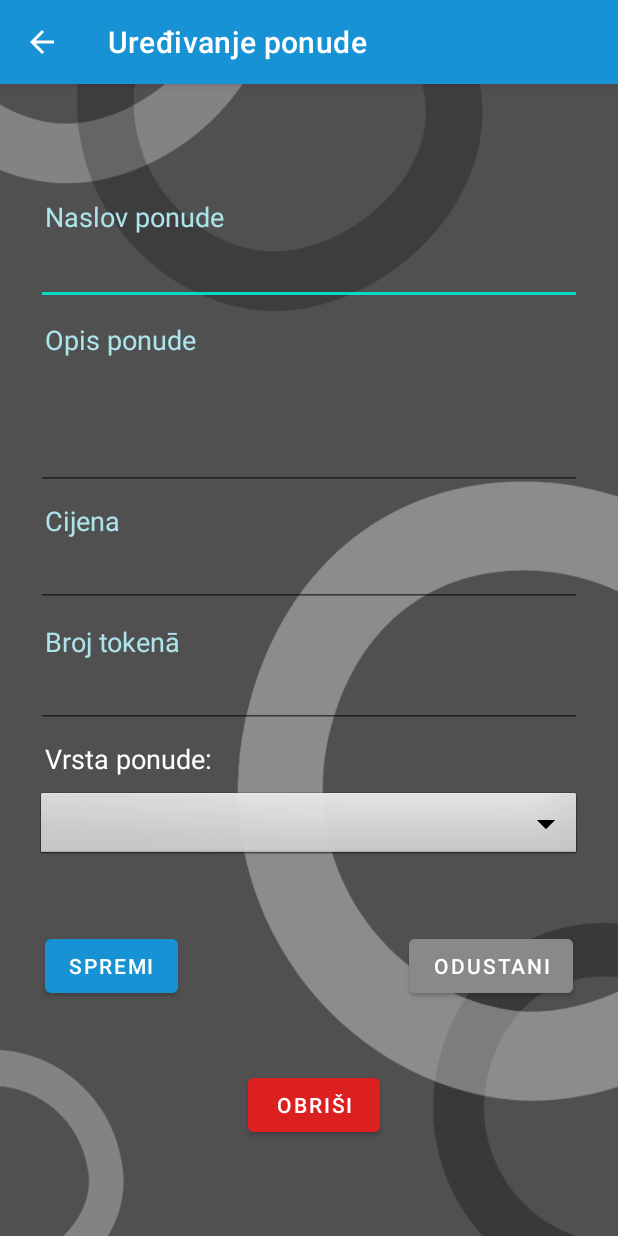
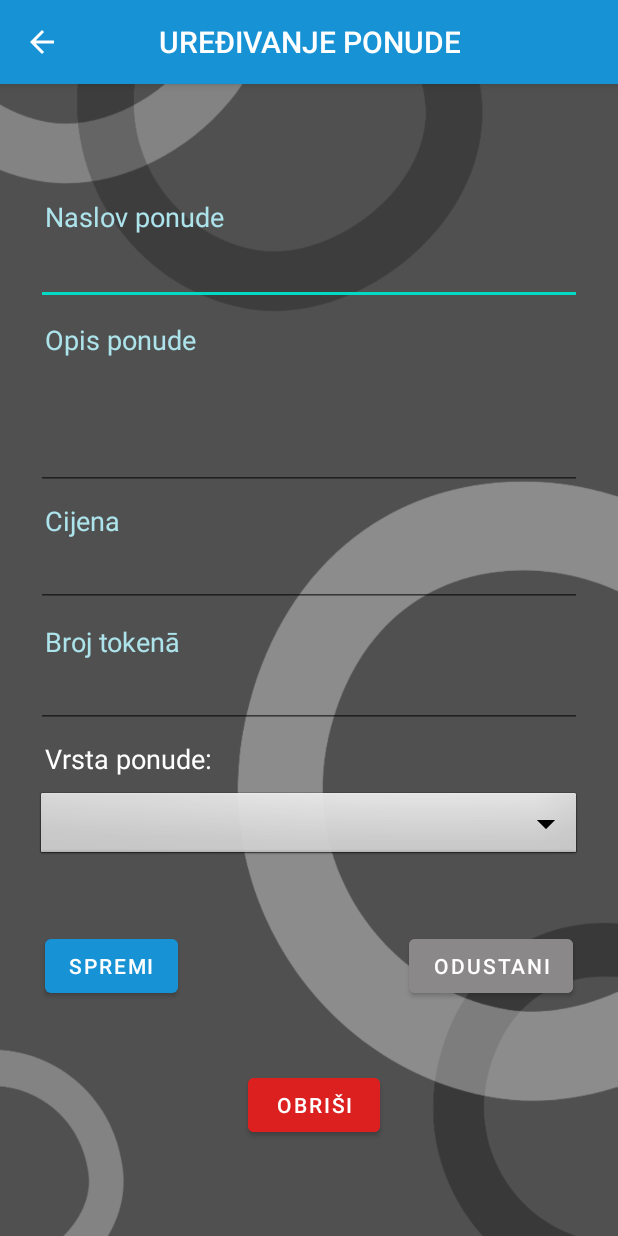
Before and after one commit to AIR-FOI-HR/AIR2006, an Android app: the OfferEditActivity screen opened directly, with no data from a screen before it, on a phone screen of 412 x 824 dp. Run offline under Robolectric (Android 15) with nearby library versions, the phone set to English and light mode, and no system bars; our stand-ins replace Volley; network calls fail; Roboto replaces fonts that are not available here; 5 statements that could not run were skipped.

Commit message:
Minor design fixes

```diff
--- a/MobilnaApp/app/src/main/AndroidManifest.xml
+++ b/MobilnaApp/app/src/main/AndroidManifest.xml
@@ -13,7 +13,7 @@
         android:roundIcon="@drawable/second_logo"
         android:supportsRtl="true"
         android:theme="@style/Theme.DrinkUp">
-        <activity android:name=".employee.EmployeeMainActivity" />
+        <activity android:name=".employee.EmployeeMainActivity" android:launchMode="singleTop"/>
         <activity
             android:name=".offers.OfferDetailsActivity"
             android:label="@string/offer_details_activity_title"
--- a/MobilnaApp/app/src/main/java/com/example/drinkup/employee/ui/list/OfferEditActivity.java
+++ b/MobilnaApp/app/src/main/java/com/example/drinkup/employee/ui/list/OfferEditActivity.java
@@ -11,7 +11,9 @@ import android.widget.Spinner;
 import android.widget.SpinnerAdapter;
 import android.widget.Toast;
 
+import androidx.appcompat.app.ActionBar;
 import androidx.appcompat.app.AppCompatActivity;
+import androidx.appcompat.widget.AppCompatTextView;
 
 import com.android.volley.VolleyError;
 import com.example.drinkup.R;
@@ -37,6 +39,10 @@ public class OfferEditActivity extends AppCompatActivity {
         super.onCreate(savedInstanceState);
         setContentView(R.layout.activity_offer_edit);
 
+        getSupportActionBar().setDisplayOptions(ActionBar.DISPLAY_SHOW_CUSTOM);
+        getSupportActionBar().setCustomView(R.layout.action_bar);
+        getSupportActionBar().setDisplayHomeAsUpEnabled(true);
+        ((AppCompatTextView) findViewById(R.id.actionBarTitle)).setText(R.string.offer_edit_title);
         ponuda = (Ponuda) getIntent().getSerializableExtra("ponuda");
 
         new RequestService(this).fetchAllOfferTypes(
--- a/MobilnaApp/app/src/main/res/layout/activity_ponuda_detalji.xml
+++ b/MobilnaApp/app/src/main/res/layout/activity_ponuda_detalji.xml
@@ -116,7 +116,7 @@
             android:layout_marginLeft="30dp"
             android:layout_marginTop="44dp"
             android:layout_marginRight="30dp"
-            android:text="Token traje 30 minuta nakon preuzimanja. Pokažite ga osobi koja vas poslužije kako bi ga skenirala!"
+            android:text="Token traje 30 minuta nakon preuzimanja. Pokažite ga osobi koja vas poslužuje kako bi ga skenirala!"
             android:textAlignment="center"
             android:textColor="#FFFFFF"
             android:textSize="20sp" />
```
